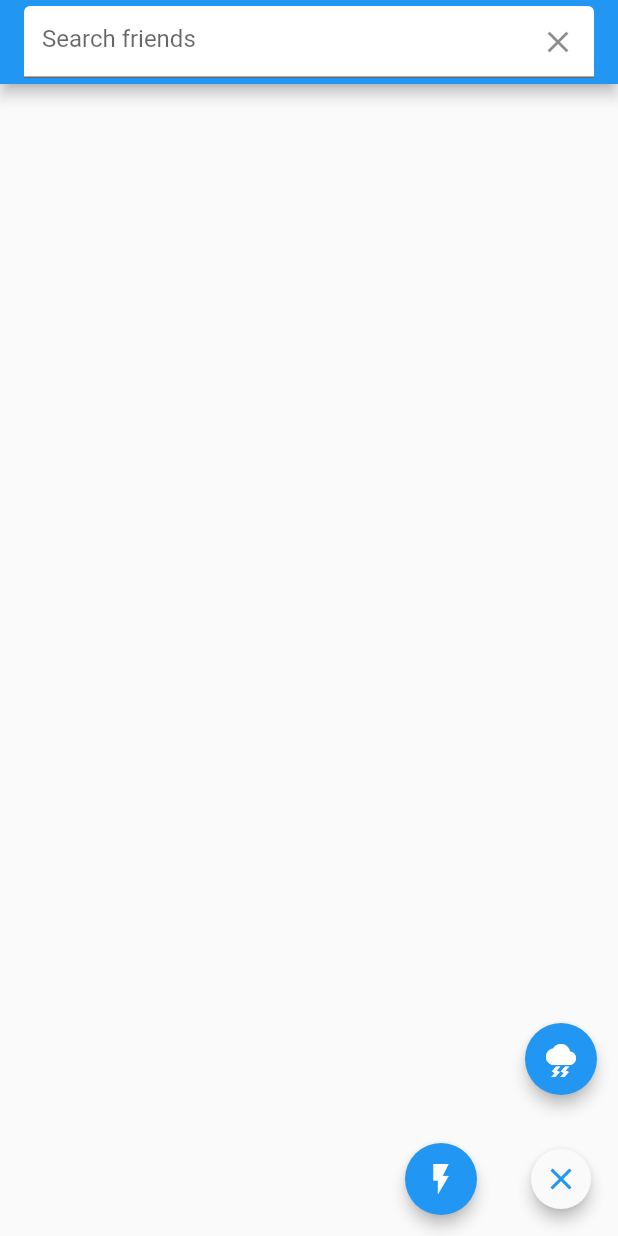
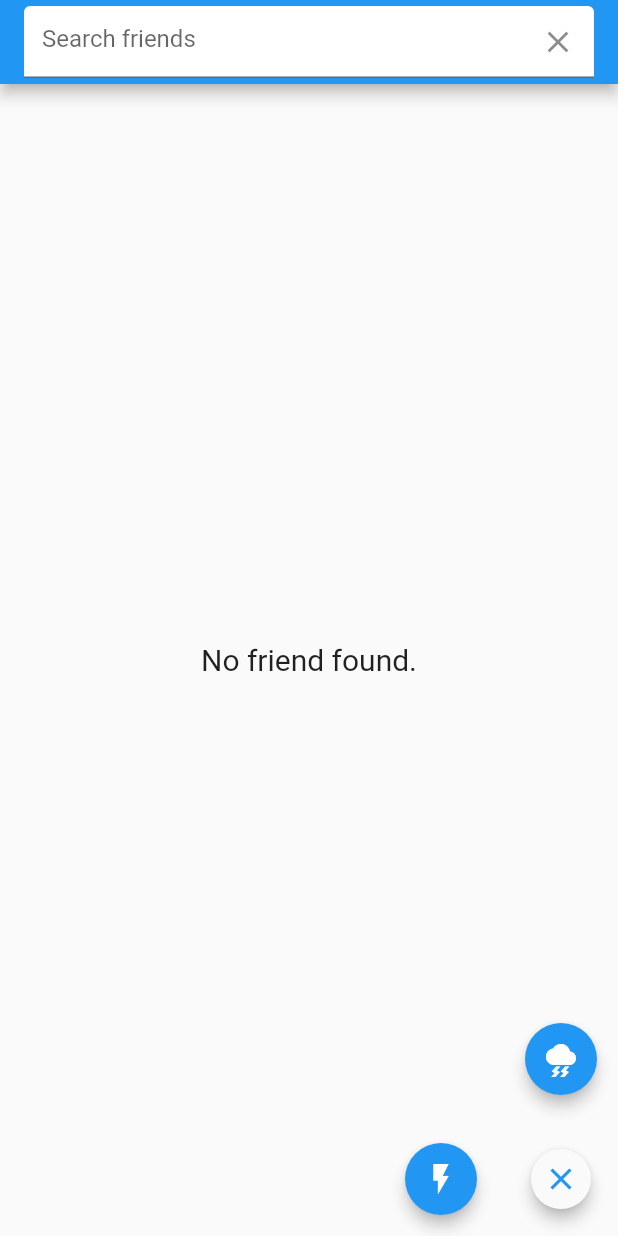
Before and after one commit to MizuPanda/MyApp, a Flutter app: the FriendsPage screen opened directly, after a tap on the "close" icon, on a phone screen of 412 x 824 dp. Run offline on Flutter 3.47's test engine with Material 2 defaults, Android fonts, the phone set to English and light mode, and no system bars; our stand-ins replace camera, cloud_firestore, fade_shimmer, firebase_auth, firebase_core, firebase_storage and 10 more; missing offline and left inert: flutter_ble_peripheral, flutter_reactive_ble, glitters; accounts and stored records are empty.

Commit message:
single link corrected and animation done. now compress is error

```diff
--- a/lib/models/friend.dart
+++ b/lib/models/friend.dart
@@ -11,6 +11,7 @@ class Friend {
   late String username;
   late ImageProvider photo;
   late Friendship friendship;
+
 
   static final _fb = FirebaseAuth.instance;
 
@@ -32,9 +33,7 @@ class Friend {
   }
 
   static Future<List<dynamic>> getFriendsID() async {
-    MyUser.refreshPlayer();
     Player player = await MyUser.getInstance();
     return player.friendsID;
   }
-
 }
--- a/lib/pages/views/friends_view.dart
+++ b/lib/pages/views/friends_view.dart
@@ -1,8 +1,8 @@
 import 'package:flutter/material.dart';
 import 'package:myapp/providers/friends_provider.dart';
 
-import 'package:flutter_animation_progress_bar/flutter_animation_progress_bar.dart';
 
+import '../../models/friend.dart';
 import '../../widgets/expandable.dart';
 
 class FriendsPage extends StatefulWidget {
@@ -15,15 +15,13 @@ class FriendsPage extends StatefulWidget {
 class _FriendsPageState extends State<FriendsPage> with AutomaticKeepAliveClientMixin {
   final FriendProvider _provider = FriendProvider();
 
-  @override
-  void initState() {
-    _provider.getFriendList();
-    super.initState();
-  }
 
   @override
   Widget build(BuildContext context) {
     super.build(context);
+    return AnimatedBuilder(
+      animation: _provider,
+      builder: (BuildContext context, Widget? child) {
         return Scaffold(
           appBar: AppBar(
             automaticallyImplyLeading: false,
@@ -42,56 +40,7 @@ class _FriendsPageState extends State<FriendsPage> with AutomaticKeepAliveClient
           ),
           body: Stack(
             children: [
-          AnimatedBuilder(
-              animation: _provider,
-              builder: (BuildContext context, Widget? child) {
-                return ListView.builder(
-                  itemCount: _provider.length(),
-                  itemBuilder: (context, index) {
-                    return Column(
-                      children: [
-                        ListTile(
-                          leading: CircleAvatar(
-                            backgroundImage: _provider.photo(index),
-                          ),
-                          title: Text(maxLines: 1, _provider.name(index)),
-                          subtitle: Text(_provider.username(index)),
-                          trailing: SizedBox(
-                            width: 175,
-                            child: Column(
-                              children: [
-                                Align(
-                                    alignment: Alignment.centerRight,
-                                    child:
-                                        Text('Lvl ${_provider.level(index)}')),
-                                const Spacer(),
-                                const Align(
-                                    alignment: Alignment.centerRight,
-                                    child: Text('Last seen')),
-                                Align(
-                                    alignment: Alignment.centerRight,
-                                    child: Text(_provider.lastSeen(index)))
-                              ],
-                            ),
-                          ),
-                        ),
-                        Padding(
-                            padding:
-                                const EdgeInsets.only(left: 8.0, right: 8.0),
-                            child: FAProgressBar(
-                              backgroundColor: Colors.white,
-                              progressGradient: const LinearGradient(colors: [
-                                Colors.blueAccent,
-                                Colors.lightBlueAccent,
-                              ]),
-                              currentValue: _provider.progress(index),
-                              maxValue: _provider.max(index),
-                            )),
-                      ],
-                    );
-                  },
-                );
-              }),
+              const FriendListView(),
               Container(
                 alignment: Alignment.bottomRight,
                 padding: const EdgeInsets.all(10),
@@ -115,8 +64,48 @@ class _FriendsPageState extends State<FriendsPage> with AutomaticKeepAliveClient
           ),
         );
       }
+    );
+  }
 
   @override
   // TODO: implement wantKeepAlive
   bool get wantKeepAlive => true;
 }
+
+class FriendListItem extends StatelessWidget {
+  final Friend friend;
+
+
+  const FriendListItem({super.key, required this.friend});
+
+
+  @override
+  Widget build(BuildContext context) {
+    return ListTile(
+      leading: CircleAvatar(
+        backgroundImage: friend.photo,
+      ),
+      title: Text(maxLines: 1, friend.name),
+      subtitle: Text(friend.username),
+      trailing: SizedBox(
+        width: 175,
+        child: Column(
+          children: [
+            Align(
+                alignment: Alignment.centerRight,
+                child:
+                Text('Lvl ${friend.friendship.level}')),
+            const Spacer(),
+            const Align(
+                alignment: Alignment.centerRight,
+                child: Text('Last seen')),
+            Align(
+                alignment: Alignment.centerRight,
+                child: Text(friend.friendship.timeAgo())
+            )
+          ],
+        ),
+      ),
+    );
+  }
+}
--- a/lib/providers/friends_provider.dart
+++ b/lib/providers/friends_provider.dart
@@ -1,14 +1,24 @@
+import 'package:fade_shimmer/fade_shimmer.dart';
 import 'package:flutter/material.dart';
+import 'package:flutter_animation_progress_bar/flutter_animation_progress_bar.dart';
+import 'package:glitters/glitters.dart';
+import 'package:infinite_scroll_pagination/infinite_scroll_pagination.dart';
 import 'package:myapp/pages/screens/linking_screen.dart';
-import 'package:timeago/timeago.dart' as timeago;
-
+import 'package:myapp/pages/views/friends_view.dart';
 
 import '../models/friend.dart';
 
 class FriendProvider extends ChangeNotifier {
-  late List<Friend> _friendList;
-  late List<Friend> _filteredFriends = [];
+  static const _pageSize = 10;
+  String? _searchTerm;
   final searchController = TextEditingController();
+  final List<Friend> _friends = [];
+  List<Friend> _filteredFriends = [];
+  late List<dynamic> _friendsID;
+
+  final PagingController<int, Friend> _pagingController =
+      PagingController(firstPageKey: 0);
+  bool _shouldGoNext = false;
 
   static final FriendProvider _friendProvider = FriendProvider._internal();
   FriendProvider._internal();
@@ -17,6 +27,110 @@ class FriendProvider extends ChangeNotifier {
     return _friendProvider;
   }
 
+  //region GETTERS
+  PagingController<int, Friend> get pagingController => _pagingController;
+  List<Friend> get friends => _friends;
+  //endregion
+
+  Future<int> awaitFriends() async {
+    _friendsID = await Friend.getFriendsID();
+    notifyListeners();
+    return 1;
+  }
+
+  int _userIndex(Friend friend) {
+    return friend.friendship.userIndex;
+  }
+
+  bool needAnimation(Friend friend) {
+    return friend.friendship.newLevels[_userIndex(friend)];
+  }
+
+  Future<void> animateNewLevel(Friend friend) async {
+    await Future.delayed(const Duration(seconds: 4), () async {
+      await friend.friendship.hasAnimatedLevel();
+      notifyListeners();
+    });
+  }
+
+  Future<void> refresh() async {
+    _friendsID = await Friend.getFriendsID();
+    _pagingController.refresh();
+  }
+
+  //region initState() and dispose()
+  void initState() {
+    _pagingController.addPageRequestListener((pageKey) {
+      _fetchPage(pageKey);
+    });
+  }
+
+  void disposePage() {
+    _pagingController.dispose();
+    notifyListeners();
+  }
+  //endregion
+
+  /*SHOULD SEE WHAT HAPPENS WHEN NEW PAGE (MORE THAN 10 FRIENDS)*/
+  ///Get a list of the nth friends
+  Future<List<Friend>> getFriendsList(int pageKey) async {
+    if (_friends.isEmpty ||
+        _friends.length != _friendsID.length ||
+        _shouldGoNext) {
+      for (int i = pageKey * _pageSize;
+          i < pageKey * _pageSize + _pageSize && i < _friendsID.length;
+          i++) {
+        Friend friend = Friend(id: _friendsID[i]);
+        await friend.awaitFriend();
+        _friends.add(friend);
+      }
+      _shouldGoNext = false;
+    }
+
+    _filteredFriends = _friends;
+
+    if (_searchTerm != null) {
+      _filteredFriends = _filteredFriends
+          .where((friend) =>
+              friend.name.toLowerCase().contains(_searchTerm!.toLowerCase()))
+          .toList();
+    }
+
+    notifyListeners();
+    return _filteredFriends;
+  }
+
+  void search(String searchTerm) {
+    _searchTerm = searchTerm;
+    _pagingController.refresh();
+    notifyListeners();
+  }
+
+  void clear() {
+    searchController.clear();
+    _searchTerm = null;
+    _pagingController.refresh();
+    _filteredFriends = _friends;
+    notifyListeners();
+  }
+
+  Future<void> _fetchPage(int pageKey) async {
+    try {
+      final List<Friend> newFriends = await getFriendsList(pageKey);
+      final isLastPage = newFriends.length < _pageSize;
+      if (isLastPage) {
+        _pagingController.appendLastPage(newFriends);
+      } else {
+        final nextPageKey = pageKey + newFriends.length;
+        _pagingController.appendPage(newFriends, nextPageKey);
+        _shouldGoNext = true;
+      }
+      notifyListeners();
+    } catch (error) {
+      _pagingController.error = error;
+      debugPrint(error.toString());
+    }
+  }
 
   void showLinkingDialog(BuildContext context) {
     showDialog(
@@ -31,68 +145,179 @@ class FriendProvider extends ChangeNotifier {
       },
     );
   }
+}
 
+class FriendListView extends StatefulWidget {
+  const FriendListView({super.key});
+  @override
+  State<FriendListView> createState() => _FriendListViewState();
+}
 
+class _FriendListViewState extends State<FriendListView> {
+  final FriendProvider _provider = FriendProvider();
 
-  double max(int index) {
-    return _filteredFriends[index].friendship.max();
+  @override
+  void initState() {
+    _provider.initState();
+    super.initState();
   }
 
-  int length() {
-    return _filteredFriends.length;
-  }
+  bool isDarkMode = false;
+  @override
+  Widget build(BuildContext context) =>
+      // Don't worry about displaying progress or error indicators on screen; the
+      // package takes care of that. If you want to customize them, use the
+      // [PagedChildBuilderDelegate] properties.
+      FutureBuilder(
+        future: _provider.awaitFriends(),
+        builder: (BuildContext context, AsyncSnapshot snapshot) {
+          if (snapshot.hasData) {
+            return PagedListView<int, Friend>(
+              pagingController: _provider.pagingController,
+              builderDelegate: PagedChildBuilderDelegate<Friend>(
+                firstPageProgressIndicatorBuilder: (BuildContext context) {
+                  return Shimmer(isDarkMode: isDarkMode);
+                },
+                noItemsFoundIndicatorBuilder: (BuildContext context) {
+                  return const Padding(
+                    padding: EdgeInsets.all(8),
+                    child: Center(
+                        child: Text(
+                      'No friend found.',
+                      style: TextStyle(fontSize: 20),
+                    )),
+                  );
+                },
+                itemBuilder: (context, item, index) => Stack(
+                  children: [
+                    Column(
+                      children: [
+                        FriendListItem(
+                          friend: item,
+                        ),
+                        Padding(
+                            padding:
+                                const EdgeInsets.only(left: 8.0, right: 8.0),
+                            child: FAProgressBar(
+                              backgroundColor: Colors.white,
+                              progressGradient: const LinearGradient(colors: [
+                                Colors.blueAccent,
+                                Colors.lightBlueAccent,
+                              ]),
+                              currentValue: item.friendship.progress,
+                              maxValue: item.friendship.max(),
+                            )),
+                      ],
+                    ),
+                    AnimatedBuilder(
+                        animation: _provider,
+                        builder: (BuildContext context, Widget? child) {
+                          bool first = true;
+                          if (_provider.needAnimation(item)) {
+                            if(first) {
+                              WidgetsBinding.instance.addPostFrameCallback((timeStamp) async {
+                                await _provider.animateNewLevel(item);
+                              });
+                              first = false;
+                            }
+                            return const IgnorePointer(
+                              child: GlitterStack(
+                                height: 80,
+                                width: double.maxFinite,
+                                duration: Duration(milliseconds: 500),
+                                interval: Duration.zero,
+                                children: [
+                                  Glitters(),
+                                  Glitters(),
+                                  Glitters(),
+                                  Glitters()
+                                ],
+                              ),
+                            );
+                          } else {
+                            return const IgnorePointer(child: SizedBox());
+                          }
+                        })
+                  ],
+                ),
+              ),
+            );
+          } else {
+            return Shimmer(isDarkMode: isDarkMode);
+          }
+        },
+      );
 
-  String lastSeen(int index) {
-    DateTime dateTime = _filteredFriends[index].friendship.lastSeen.toLocal();
-    return timeago.format(dateTime);
-  }
-
-  ImageProvider photo(int index) {
-    return _filteredFriends[index].photo;
-  }
-
-  String name(int index) {
-    return _filteredFriends[index].name;
-  }
-
-  String username(int index) {
-    return _filteredFriends[index].username;
-  }
-
-  double progress(int index) {
-    return _filteredFriends[index].friendship.progress;
-  }
-
-  int level(int index) {
-    return _filteredFriends[index].friendship.level;
-  }
-
-  void clear() {
-    searchController.clear();
-    _filteredFriends = _friendList;
-    notifyListeners();
-  }
-
-  void search(String value) {
-    _filteredFriends = _friendList
-        .where(
-            (friend) => friend.name.toLowerCase().contains(value.toLowerCase()))
-        .toList();
-    notifyListeners();
-  }
-
-  Future<void> getFriendList() async {
-    List<dynamic> friendsID = await Friend.getFriendsID();
-    List<Friend> friends = [];
-      for (String id in friendsID) {
-        Friend friend = Friend(id: id);
-        await friend.awaitFriend();
-        friends.add(friend);
-      }
-
-    _friendList = friends;
-    _filteredFriends = _friendList;
-
-    notifyListeners();
+  @override
+  void dispose() {
+    _provider.disposePage();
+    super.dispose();
   }
 }
+
+class Shimmer extends StatelessWidget {
+  const Shimmer({
+    super.key,
+    required this.isDarkMode,
+  });
+
+  final bool isDarkMode;
+
+  @override
+  Widget build(BuildContext context) {
+    return SizedBox(
+      width: double.maxFinite,
+      height: double.maxFinite,
+      child: ListView.separated(
+        itemBuilder: (_, i) {
+          final delay = (i * 300);
+          return Container(
+            decoration: BoxDecoration(
+                color: isDarkMode ? const Color(0xff242424) : Colors.white,
+                borderRadius: BorderRadius.circular(8)),
+            margin: const EdgeInsets.symmetric(horizontal: 16),
+            padding: const EdgeInsets.all(16),
+            child: Row(
+              children: [
+                FadeShimmer.round(
+                  size: 80,
+                  fadeTheme: isDarkMode ? FadeTheme.dark : FadeTheme.light,
+                  millisecondsDelay: delay,
+                ),
+                const SizedBox(
+                  width: 8,
+                ),
+                Column(
+                  crossAxisAlignment: CrossAxisAlignment.start,
+                  children: [
+                    FadeShimmer(
+                      height: 11,
+                      width: 150,
+                      radius: 4,
+                      millisecondsDelay: delay,
+                      fadeTheme: isDarkMode ? FadeTheme.dark : FadeTheme.light,
+                    ),
+                    const SizedBox(
+                      height: 8,
+                    ),
+                    FadeShimmer(
+                      height: 11,
+                      millisecondsDelay: delay,
+                      width: 170,
+                      radius: 4,
+                      fadeTheme: isDarkMode ? FadeTheme.dark : FadeTheme.light,
+                    ),
+                  ],
+                )
+              ],
+            ),
+          );
+        },
+        itemCount: 20,
+        separatorBuilder: (_, __) => const SizedBox(
+          height: 16,
+        ),
+      ),
+    );
+  }
+}
--- a/pubspec.yaml
+++ b/pubspec.yaml
@@ -44,11 +44,14 @@ dependencies:
 
   go_router: ^6.0.6
   provider: ^6.0.5
+  infinite_scroll_pagination: ^3.2.0
 
   geolocator: ^9.0.2
   geocoding: ^2.0.5
 
   flutter_animation_progress_bar: ^2.3.1
+  fade_shimmer: ^2.2.0
+  glitters: ^0.4.0
 
   flutter_reactive_ble: ^5.0.3
   flutter_ble_peripheral: ^1.1.1
```
Also changed, not shown: lib/models/events.dart (+8 -3 lines), lib/models/friend_request.dart (+15 -23 lines), lib/models/friendships.dart (+43 -17 lines), lib/models/social_rank.dart (+11 -8 lines), lib/providers/camera_provider.dart (+13 -3 lines), lib/providers/nearby_provider.dart (+62 -35 lines), pubspec.lock. Lines whose indentation alone changed are shown as unchanged.
